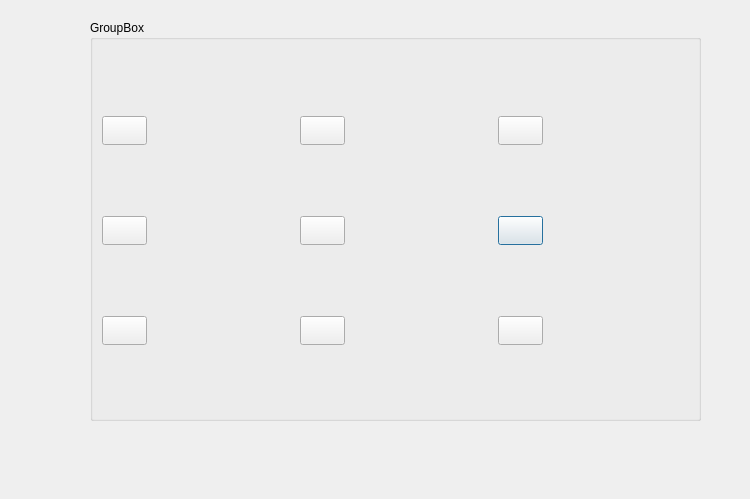
Before: the Qt Designer form GUI/twoplayer.ui in AHMED-ABDELLATIF56/Advanced-Tic-Tac-Toe, drawn with Qt 5.
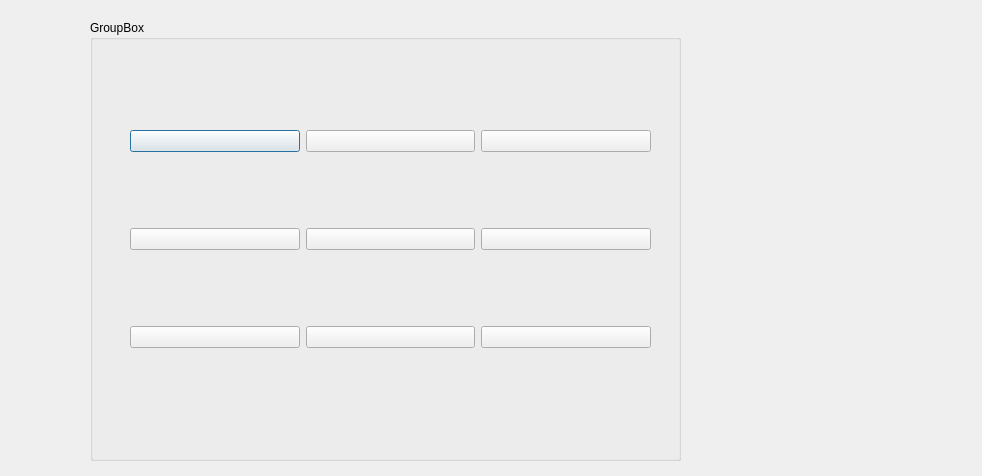
After: the same form once the commit is applied.

```diff
--- a/GUI/twoplayer.ui
+++ b/GUI/twoplayer.ui
@@ -6,8 +6,8 @@
    <rect>
     <x>0</x>
     <y>0</y>
-    <width>750</width>
-    <height>499</height>
+    <width>982</width>
+    <height>476</height>
    </rect>
   </property>
   <property name="windowTitle">
@@ -18,171 +18,87 @@
     <rect>
      <x>90</x>
      <y>20</y>
-     <width>611</width>
-     <height>401</height>
+     <width>591</width>
+     <height>441</height>
     </rect>
    </property>
    <property name="title">
     <string>GroupBox</string>
    </property>
-   <widget class="QPushButton" name="pushButton_7">
+   <widget class="QWidget" name="layoutWidget">
     <property name="geometry">
      <rect>
-      <x>408</x>
-      <y>196</y>
-      <width>45</width>
-      <height>29</height>
+      <x>40</x>
+      <y>40</y>
+      <width>521</width>
+      <height>361</height>
      </rect>
     </property>
+    <layout class="QGridLayout" name="gridLayout">
+     <item row="0" column="0">
+      <widget class="QPushButton" name="pushButton_1">
     <property name="text">
      <string/>
     </property>
    </widget>
-   <widget class="QPushButton" name="pushButton_10">
-    <property name="geometry">
-     <rect>
-      <x>210</x>
-      <y>196</y>
-      <width>45</width>
-      <height>29</height>
-     </rect>
-    </property>
-    <property name="sizePolicy">
-     <sizepolicy hsizetype="Preferred" vsizetype="Fixed">
-      <horstretch>0</horstretch>
-      <verstretch>0</verstretch>
-     </sizepolicy>
-    </property>
-    <property name="text">
-     <string/>
-    </property>
-   </widget>
+     </item>
+     <item row="0" column="2">
    <widget class="QPushButton" name="pushButton_3">
-    <property name="geometry">
-     <rect>
-      <x>12</x>
-      <y>196</y>
-      <width>45</width>
-      <height>29</height>
-     </rect>
-    </property>
-    <property name="sizePolicy">
-     <sizepolicy hsizetype="Preferred" vsizetype="Fixed">
-      <horstretch>0</horstretch>
-      <verstretch>0</verstretch>
-     </sizepolicy>
-    </property>
     <property name="text">
      <string/>
     </property>
    </widget>
-   <widget class="QPushButton" name="pushButton_11">
-    <property name="geometry">
-     <rect>
-      <x>210</x>
-      <y>296</y>
-      <width>45</width>
-      <height>29</height>
-     </rect>
-    </property>
-    <property name="sizePolicy">
-     <sizepolicy hsizetype="Preferred" vsizetype="Fixed">
-      <horstretch>0</horstretch>
-      <verstretch>0</verstretch>
-     </sizepolicy>
-    </property>
-    <property name="text">
-     <string/>
-    </property>
-   </widget>
-   <widget class="QPushButton" name="pushButton_8">
-    <property name="geometry">
-     <rect>
-      <x>408</x>
-      <y>296</y>
-      <width>45</width>
-      <height>29</height>
-     </rect>
-    </property>
-    <property name="text">
-     <string/>
-    </property>
-   </widget>
+     </item>
+     <item row="1" column="0">
    <widget class="QPushButton" name="pushButton_4">
-    <property name="geometry">
-     <rect>
-      <x>12</x>
-      <y>296</y>
-      <width>45</width>
-      <height>29</height>
-     </rect>
-    </property>
-    <property name="sizePolicy">
-     <sizepolicy hsizetype="Preferred" vsizetype="Fixed">
-      <horstretch>0</horstretch>
-      <verstretch>0</verstretch>
-     </sizepolicy>
-    </property>
     <property name="text">
      <string/>
     </property>
    </widget>
-   <widget class="QPushButton" name="pushButton_12">
-    <property name="geometry">
-     <rect>
-      <x>210</x>
-      <y>96</y>
-      <width>45</width>
-      <height>29</height>
-     </rect>
-    </property>
-    <property name="sizePolicy">
-     <sizepolicy hsizetype="Preferred" vsizetype="Fixed">
-      <horstretch>0</horstretch>
-      <verstretch>0</verstretch>
-     </sizepolicy>
-    </property>
+     </item>
+     <item row="0" column="1">
+      <widget class="QPushButton" name="pushButton_2">
+       <property name="text">
+        <string/>
+       </property>
+      </widget>
+     </item>
+     <item row="1" column="2">
+      <widget class="QPushButton" name="pushButton_6">
     <property name="text">
      <string/>
     </property>
    </widget>
+     </item>
+     <item row="1" column="1">
    <widget class="QPushButton" name="pushButton_5">
-    <property name="geometry">
-     <rect>
-      <x>12</x>
-      <y>96</y>
-      <width>45</width>
-      <height>29</height>
-     </rect>
-    </property>
-    <property name="sizePolicy">
-     <sizepolicy hsizetype="Preferred" vsizetype="Fixed">
-      <horstretch>0</horstretch>
-      <verstretch>0</verstretch>
-     </sizepolicy>
-    </property>
+       <property name="text">
+        <string/>
+       </property>
+      </widget>
+     </item>
+     <item row="2" column="1">
+      <widget class="QPushButton" name="pushButton_8">
     <property name="text">
      <string/>
     </property>
    </widget>
-   <widget class="QPushButton" name="pushButton_13">
-    <property name="geometry">
-     <rect>
-      <x>408</x>
-      <y>96</y>
-      <width>45</width>
-      <height>29</height>
-     </rect>
-    </property>
-    <property name="sizePolicy">
-     <sizepolicy hsizetype="Preferred" vsizetype="Fixed">
-      <horstretch>0</horstretch>
-      <verstretch>0</verstretch>
-     </sizepolicy>
-    </property>
+     </item>
+     <item row="2" column="0">
+      <widget class="QPushButton" name="pushButton_7">
+       <property name="text">
+        <string/>
+       </property>
+      </widget>
+     </item>
+     <item row="2" column="2">
+      <widget class="QPushButton" name="pushButton_9">
     <property name="text">
      <string/>
     </property>
+      </widget>
+     </item>
+    </layout>
    </widget>
   </widget>
  </widget>
```
Lines whose indentation alone changed are shown as unchanged.
